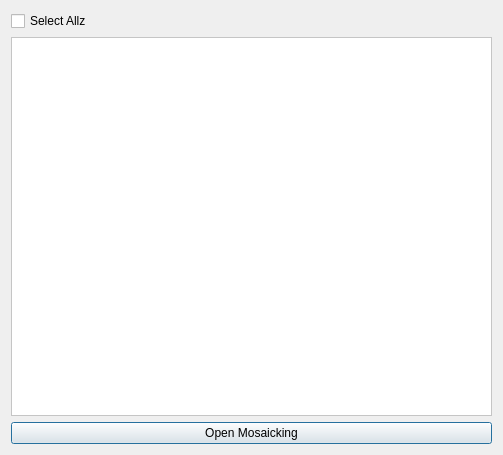
First picture: the form in raster_mosaic_helper/app.ui, repository DavidFridonashvili/raster_mosaic_helper, before the edit.
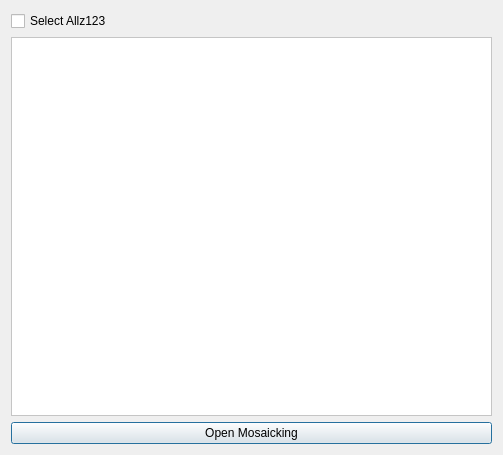
Second picture: the form after the edit.

Patch:
```diff
--- a/raster_mosaic_helper/app.ui
+++ b/raster_mosaic_helper/app.ui
@@ -19,7 +19,7 @@
      <item>
       <widget class="QCheckBox" name="chk_select_all">
        <property name="text">
-        <string>Select Allz</string>
+        <string>Select Allz123</string>
        </property>
       </widget>
      </item>
```
